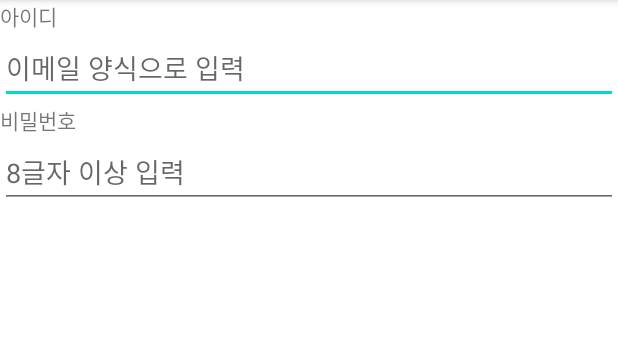
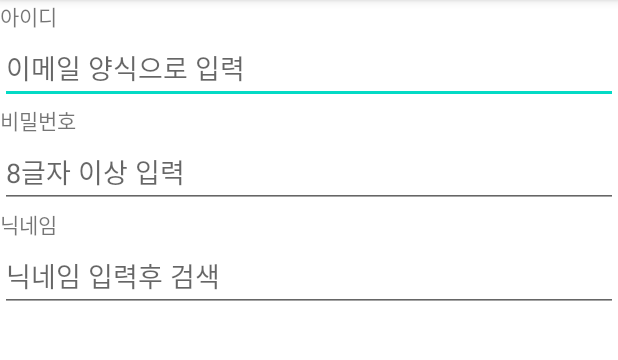
Before and after one commit to torinunna2/UIPractice.20210818, an Android app: the screen it shows after launch (MainActivity), on a phone screen of 412 x 824 dp, the part 84-444 px from its top. Run offline under Robolectric (Android 15) with nearby library versions, the phone set to English and light mode, and no system bars.

Commit message:
edittext 속성 체험 마무리

```diff
--- a/app/src/main/res/layout/activity_main.xml
+++ b/app/src/main/res/layout/activity_main.xml
@@ -29,5 +29,17 @@
         android:inputType="textPassword"
         android:hint="8글자 이상 입력" />
 
+    <TextView
+        android:layout_width="wrap_content"
+        android:layout_height="wrap_content"
+        android:text="닉네임" />
+
+    <EditText
+        android:layout_width="match_parent"
+        android:layout_height="wrap_content"
+        android:singleLine="true"
+        android:imeOptions="actionSearch"
+        android:hint="닉네임 입력후 검색" />
+
 
 </LinearLayout>
```
